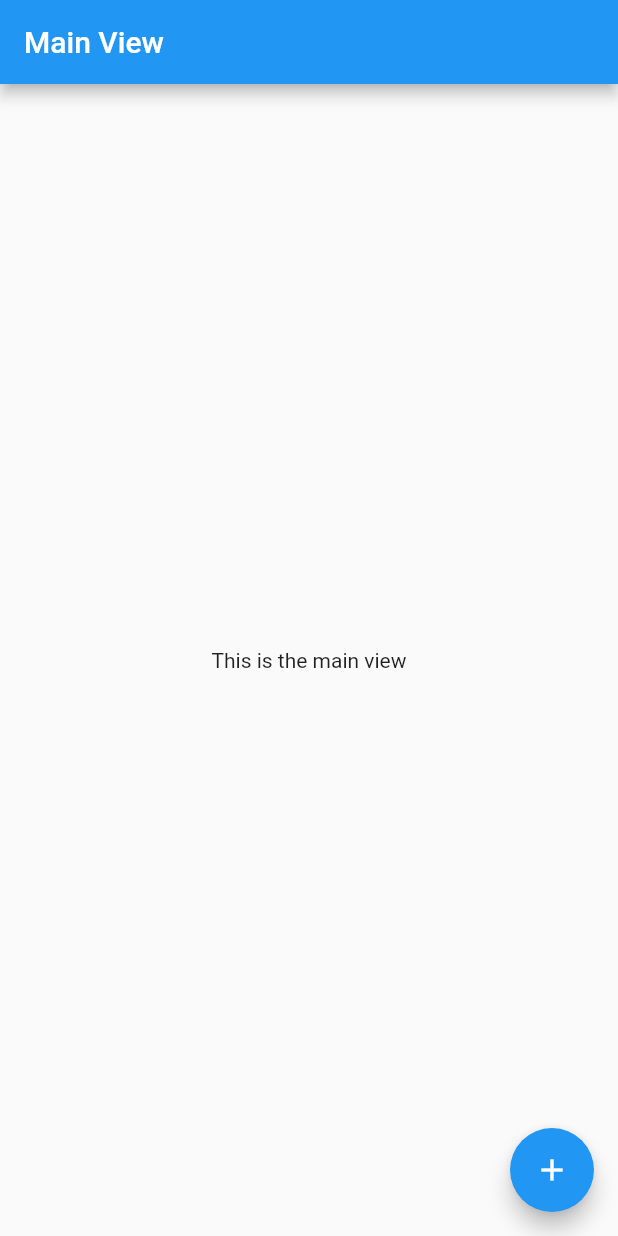
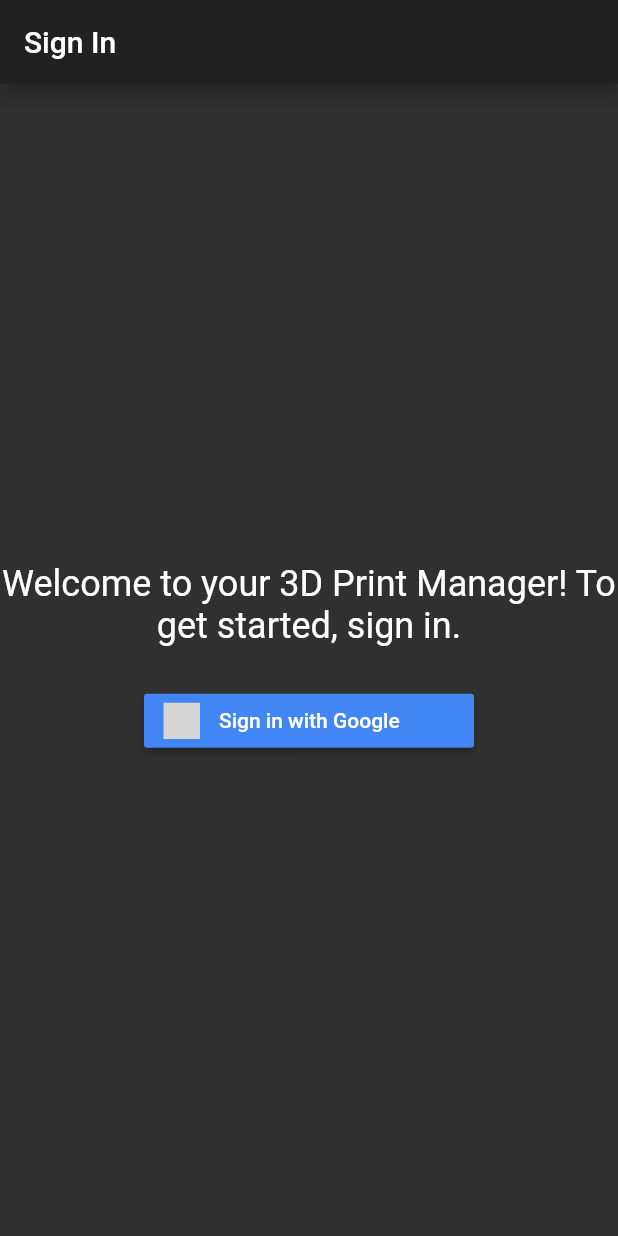
Before and after one commit to RetroJect/3D-Print-Manager, a Flutter app: the screen it shows after launch, on a phone screen of 412 x 824 dp. Run offline on Flutter 3.47's test engine with Material 2 defaults, Android fonts, the phone set to English and light mode, and no system bars; our stand-ins replace firebase_auth, firebase_core, flutter_signin_button, google_sign_in; accounts and stored records are empty; grey boxes are pictures that could not be loaded.

Commit message:
Setup GoogleAuth
+ Setups Firebase to use GoogleAuth
+ Login page
+ Signout for logged in users

```diff
--- a/lib/main.dart
+++ b/lib/main.dart
@@ -1,5 +1,9 @@
+import 'package:firebase_auth/firebase_auth.dart';
 import 'package:flutter/material.dart';
 import 'package:firebase_core/firebase_core.dart';
+import 'package:print_manager_3d/signIn.dart';
+
+final FirebaseAuth _auth = FirebaseAuth.instance;
 
 void main() {
   WidgetsFlutterBinding.ensureInitialized();
@@ -15,13 +19,12 @@ class _AppState extends State<App> {
   Widget build(BuildContext context) {
     return MaterialApp(
       title: '3D Print Manager',
-      theme: ThemeData(
-        primarySwatch: Colors.blue,
-      ),
+      theme: ThemeData.dark(),
       initialRoute: "/",
       routes: {
         "/": (context) => AppSetup(),
         "/FlutterFireError": (context) => FlutterFireError(),
+        "/Login": (context) => SignInPage(),
         "/Main": (context) => MainView(),
         "/ItemDetail": (context) => ItemDetailView(),
         "/ItemCreate": (context) => ItemCreateView(),
@@ -67,15 +70,26 @@ class _AppSetupState extends State<AppSetup> {
     }
 
     if (_initialized) {
-      Future.delayed(Duration.zero,
-          () => Navigator.pushReplacementNamed(context, "/Main"));
+      // Check if our auth is cached
+      if (_auth.currentUser != null) {
+        // Skip login step and used cached user
+        Future.delayed(Duration.zero,
+            () => Navigator.pushReplacementNamed(context, "/Main"));
+      } else {
+        // No cached user, show login
+        Future.delayed(Duration(seconds: 5),
+            () => Navigator.pushReplacementNamed(context, "/Login"));
+      }
     }
 
     return Scaffold(
       body: Center(
         child: Column(
+          mainAxisAlignment: MainAxisAlignment.center,
+          crossAxisAlignment: CrossAxisAlignment.center,
           children: [
             Text("Hold tight, we're getting everything ready!"),
+            SizedBox(height: 10),
             CircularProgressIndicator(),
           ],
         ),
@@ -104,6 +118,17 @@ class MainView extends StatelessWidget {
     return Scaffold(
       appBar: AppBar(
         title: Text("Main View"),
+        actions: [
+          Builder(
+            builder: (context) {
+              return TextButton(
+                  onPressed: () => _auth.signOut().then((value) {
+                        Navigator.pushReplacementNamed(context, "/Login");
+                      }),
+                  child: Text("Sign Out"));
+            },
+          )
+        ],
       ),
       body: Center(
         child: Text("This is the main view"),
--- /dev/null
+++ b/lib/signIn.dart
@@ -0,0 +1,76 @@
+import 'package:firebase_auth/firebase_auth.dart';
+import 'package:flutter/material.dart';
+import 'package:google_sign_in/google_sign_in.dart';
+import 'package:flutter_signin_button/button_list.dart';
+import 'package:flutter_signin_button/button_view.dart';
+
+final FirebaseAuth _auth = FirebaseAuth.instance;
+
+Future<UserCredential> signInWithGoogle() async {
+  final GoogleSignInAccount googleUser = await GoogleSignIn().signIn();
+  GoogleSignInAuthentication googleAuth;
+  if (googleUser != null)
+    googleAuth = await googleUser.authentication;
+  else {
+    print('Failed GoogleSignIn, user was null');
+    return null;
+  }
+
+  final GoogleAuthCredential credential = GoogleAuthProvider.credential(
+    accessToken: googleAuth.accessToken,
+    idToken: googleAuth.idToken,
+  );
+
+  return await FirebaseAuth.instance.signInWithCredential(credential);
+}
+
+class SignInPage extends StatefulWidget {
+  @override
+  State<StatefulWidget> createState() => _SignInPageState();
+}
+
+class _SignInPageState extends State<SignInPage> {
+  User user;
+
+  @override
+  void initState() {
+    _auth.userChanges().listen((event) {
+      // print(event);
+      setState(() => user = event);
+    });
+    super.initState();
+  }
+
+  @override
+  Widget build(BuildContext context) {
+    // Check if User is stored and doesn't need to log in
+    if (user != null)
+      Future.delayed(Duration.zero,
+          () => Navigator.pushReplacementNamed(context, "/Main"));
+
+    // No stored user
+    return Scaffold(
+      appBar: AppBar(
+        title: Text("Sign In"),
+      ),
+      body: Center(
+        child: Column(
+          mainAxisAlignment: MainAxisAlignment.center,
+          crossAxisAlignment: CrossAxisAlignment.center,
+          children: [
+            Text(
+              "Welcome to your 3D Print Manager! To get started, sign in.",
+              style: TextStyle(fontSize: 24, inherit: true),
+              textAlign: TextAlign.center,
+            ),
+            SizedBox(height: 25),
+            SignInButton(
+              Buttons.GoogleDark,
+              onPressed: () => signInWithGoogle(),
+            ),
+          ],
+        ),
+      ),
+    );
+  }
+}
--- a/pubspec.yaml
+++ b/pubspec.yaml
@@ -25,6 +25,8 @@ dependencies:
     sdk: flutter
   firebase_core: "^1.0.4"
   firebase_auth: "^1.1.1"
+  google_sign_in: "^4.5.1"
+  flutter_signin_button: "^2.0.0"
 
 
   # The following adds the Cupertino Icons font to your application.
```
Also changed, not shown: 2 other files.
